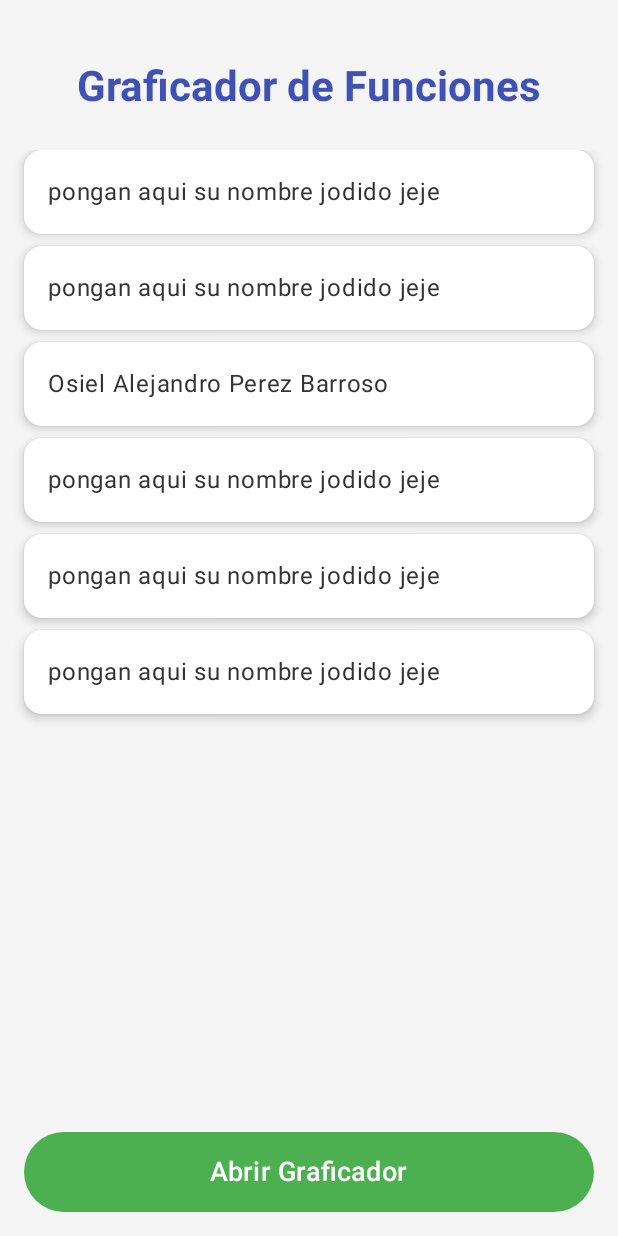
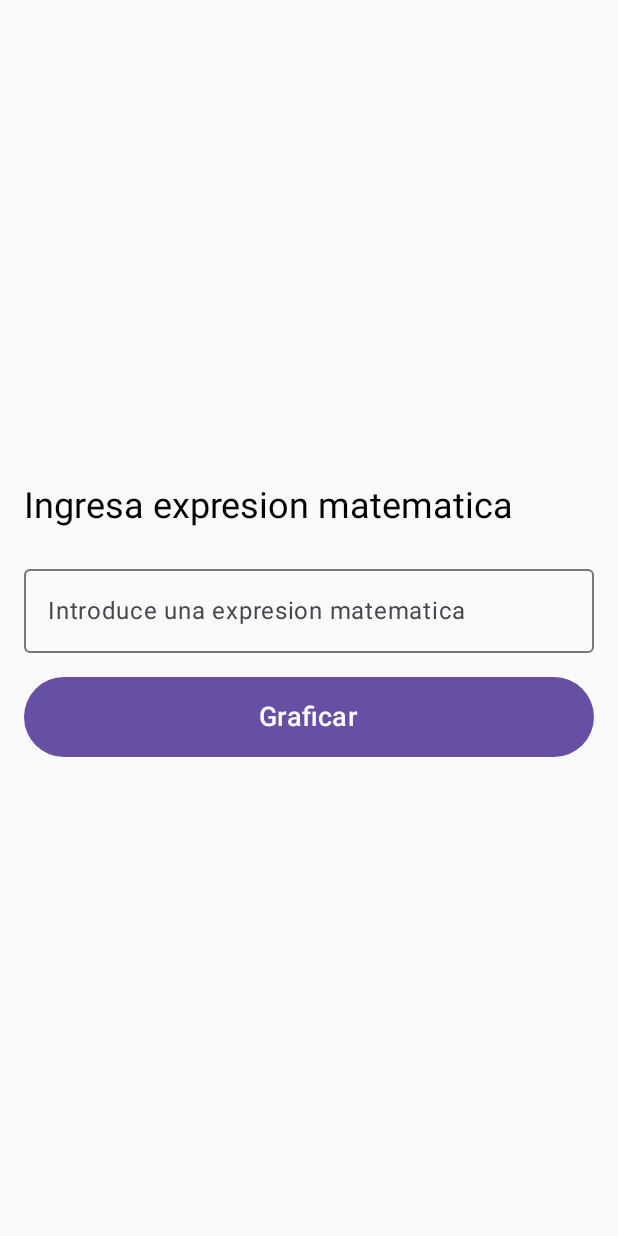
Before and after one commit to Alexx17A/EjercicioGraficador, an Android app built with Jetpack Compose: the composable MenuPrincipal shown on its own in the app's theme, after a tap on "Abrir Graficador", on a phone screen of 412 x 824 dp. Run offline under Robolectric (Android 15) with nearby library versions, the phone set to English and light mode, and no system bars.

Commit message:
Agregue mi actividad de ingresar expresion.

```diff
--- a/app/src/main/java/com/example/ejerciciograficador/view/GraficadorVista.kt
+++ /dev/null
@@ -1,4 +0,0 @@
-package com.example.ejerciciograficador.view
-
-class GraficadorVista {
-}
--- a/app/src/main/java/com/example/ejerciciograficador/view/MainActivity.kt
+++ b/app/src/main/java/com/example/ejerciciograficador/view/MainActivity.kt
@@ -18,10 +18,13 @@ class MainActivity : ComponentActivity() {
                     val navController = rememberNavController()
                     NavHost(navController, startDestination = "menu") {
                         composable("menu") { MenuPrincipal(navController) }
-                        composable("graficador") { GraficadorVista() }
+                        composable("graficador") { MenuIngresarExpresion() }
                     }
                 }
             }
         }
+
+
+
     }
 }
--- /dev/null
+++ b/app/src/main/java/com/example/ejerciciograficador/view/MenuIngresarExpresion.kt
@@ -0,0 +1,122 @@
+package com.example.ejerciciograficador.view
+
+import android.content.Intent
+import android.os.Bundle
+import androidx.activity.ComponentActivity
+import androidx.activity.compose.setContent
+import androidx.compose.foundation.layout.Arrangement
+import androidx.compose.foundation.layout.Column
+import androidx.compose.foundation.layout.Spacer
+import androidx.compose.foundation.layout.fillMaxSize
+import androidx.compose.foundation.layout.fillMaxWidth
+import androidx.compose.foundation.layout.height
+import androidx.compose.foundation.layout.padding
+import androidx.compose.material3.Button
+import androidx.compose.material3.MaterialTheme
+import androidx.compose.material3.OutlinedTextField
+import androidx.compose.material3.Text
+import androidx.compose.runtime.Composable
+import androidx.compose.runtime.getValue
+import androidx.compose.runtime.mutableStateOf
+import androidx.compose.runtime.remember
+import androidx.compose.runtime.setValue
+import androidx.compose.ui.Modifier
+import androidx.compose.ui.text.input.TextFieldValue
+import androidx.compose.ui.unit.dp
+import androidx.compose.ui.unit.sp
+import java.util.regex.Pattern
+
+class MenuIngresarExpresion : ComponentActivity() {
+    override fun onCreate(savedInstanceState: Bundle?) {
+        super.onCreate(savedInstanceState)
+        setContent {
+            MathExpressionScreen { expression ->
+                // se crea un Intent para abrir la actividad donde se graficara la expresion
+                val intent = Intent(this, GraphActivity::class.java) // TODO: REEMPLAZAR POR LA ACTIVIDAD DE GRAFICAR
+
+                // se pasa la expresion ingresada como extra del intent a la siguiente actividad
+                intent.putExtra("expression", expression)
+                startActivity(intent)
+            }
+        }
+    }
+}
+
+
+@Composable
+fun MathExpressionScreen(onGraphClick: (String) -> Unit) {
+    var expression by remember { mutableStateOf(TextFieldValue("")) }
+    var errorMessage by remember { mutableStateOf("") }
+
+    // expresion regular para validar una expresion matematica con una sola variable x
+    val expressionPattern = Pattern.compile("^[0-9x+\\-*/^() ]+\$")
+
+    Column(
+        modifier = Modifier.fillMaxSize().padding(16.dp),
+        verticalArrangement = Arrangement.Center
+    ) {
+
+        Text(
+            text = "Ingresa expresion matematica",
+            fontSize = 24.sp,
+            style = MaterialTheme.typography.headlineMedium,
+            modifier = Modifier.padding(bottom = 16.dp)
+        )
+        OutlinedTextField(
+            value = expression,
+            onValueChange = {
+                expression = it
+                errorMessage = if (expressionPattern.matcher(it.text).matches()) "" else "Expresión no válida"
+            },
+            label = { Text("Introduce una expresion matematica") },
+            singleLine = true,
+            modifier = Modifier.fillMaxWidth()
+        )
+        if (errorMessage.isNotEmpty()) {
+            Spacer(modifier = Modifier.height(8.dp))
+            Text(text = errorMessage, color = MaterialTheme.colorScheme.error)
+        }
+        Spacer(modifier = Modifier.height(16.dp))
+
+
+        Button(
+            onClick = {
+                if (expressionPattern.matcher(expression.text).matches()) {
+                    onGraphClick(expression.text)
+                } else {
+                    errorMessage = "Expresión no válida"
+                }
+            },
+            modifier = Modifier.fillMaxWidth(),
+            enabled = errorMessage.isEmpty() // seshabilitar si la expresión no es valida
+        ) {
+            Text(
+                text = "Graficar",
+                fontSize = 18.sp,
+                modifier = Modifier.padding(8.dp)
+            )
+        }
+    }
+}
+
+
+// TODO: Reemplazar con la actividad correcta
+// CUANDO HAGAN SU ACTIVIDAD DE GRAFICAR, PUEDEN IGNORAR ESTO POR COMPLETO Y
+// ASEGURARSE QUE EN LA LINEA 35 APUNTEN A LA ACTIVIDAD DE GRAFICAR
+class GraphActivity : ComponentActivity() {
+    override fun onCreate(savedInstanceState: Bundle?) {
+        super.onCreate(savedInstanceState)
+        val expression = intent.getStringExtra("expression") ?: ""
+        setContent { GraphScreen(expression) }
+    }
+}
+
+@Composable
+fun GraphScreen(expression: String) {
+    Column(
+        modifier = Modifier.fillMaxSize().padding(16.dp),
+        verticalArrangement = Arrangement.Center
+    ) {
+        Text(text = "Expresión a graficar: $expression", style = MaterialTheme.typography.headlineMedium)
+    }
+}
--- a/app/src/main/java/com/example/ejerciciograficador/view/MenuPrincipal.kt
+++ b/app/src/main/java/com/example/ejerciciograficador/view/MenuPrincipal.kt
@@ -1,5 +1,6 @@
 package com.example.ejerciciograficador.view
 
+import android.content.Intent
 import androidx.compose.foundation.background
 import androidx.compose.foundation.layout.Arrangement
 import androidx.compose.foundation.layout.Column
@@ -18,17 +19,20 @@ import androidx.compose.runtime.Composable
 import androidx.compose.ui.Alignment
 import androidx.compose.ui.Modifier
 import androidx.compose.ui.graphics.Color
+import androidx.compose.ui.platform.LocalContext
 import androidx.compose.ui.text.font.FontWeight
+import androidx.compose.ui.tooling.preview.Preview
 import androidx.compose.ui.unit.dp
 import androidx.compose.ui.unit.sp
 import androidx.navigation.NavHostController
-
 @Composable
 fun MenuPrincipal(navController: NavHostController) {
 
+    val context = LocalContext.current
+
     val integrantes = listOf(
         "pongan aqui su nombre jodido jeje",
-        "pongan aqui su nombre jodido jeje",
+        "Jose Manuel Chable Gomez",
         "Osiel Alejandro Perez Barroso",
         "pongan aqui su nombre jodido jeje",
         "pongan aqui su nombre jodido jeje",
@@ -79,7 +83,10 @@ fun MenuPrincipal(navController: NavHostController) {
 
         // Botón para ir al graficador
         Button(
-            onClick = { navController.navigate("graficador") },
+            // AQUI HICE CAMBIO PARA QUE APUNTE A LA ACTIVIDAD DE INGRESAR EXPRESION - CHABLE
+            onClick = {
+                context.startActivity(Intent(context, MenuIngresarExpresion::class.java))
+            },
             modifier = Modifier
                 .fillMaxWidth()
                 .padding(top = 16.dp),
```
Also changed, not shown: app/src/main/AndroidManifest.xml (+8 -0 lines).
